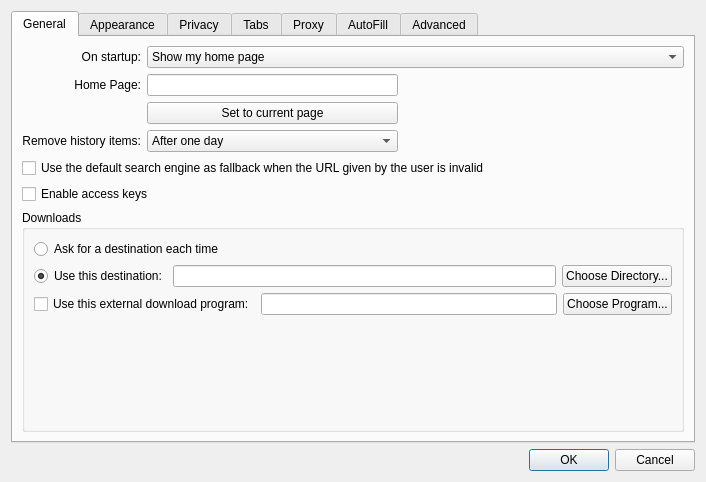
Before: the Qt Designer form src/settings.ui in mariuz/fram, drawn with Qt 5.
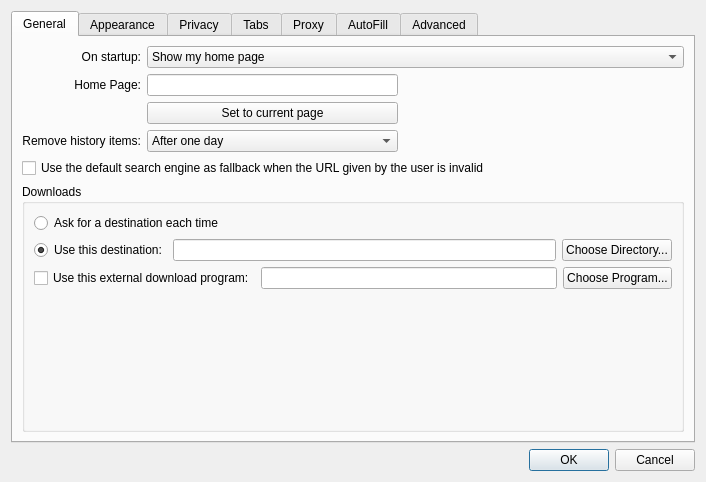
After: the same form once the commit is applied. The open tabs and pages were chosen to show the change.

Commit message: remove access keys

```diff
--- a/src/settings.ui
+++ b/src/settings.ui
@@ -160,13 +160,6 @@
         </widget>
        </item>
        <item row="5" column="0" colspan="3">
-        <widget class="QCheckBox" name="enableAccessKeys">
-         <property name="text">
-          <string>Enable access keys</string>
-         </property>
-        </widget>
-       </item>
-       <item row="6" column="0" colspan="3">
         <widget class="QGroupBox" name="groupBox_2">
          <property name="title">
           <string>Downloads</string>
```
Left out of the diff: 2 changed lines with no effect on the pictures. The commit also changes 21 other files.
